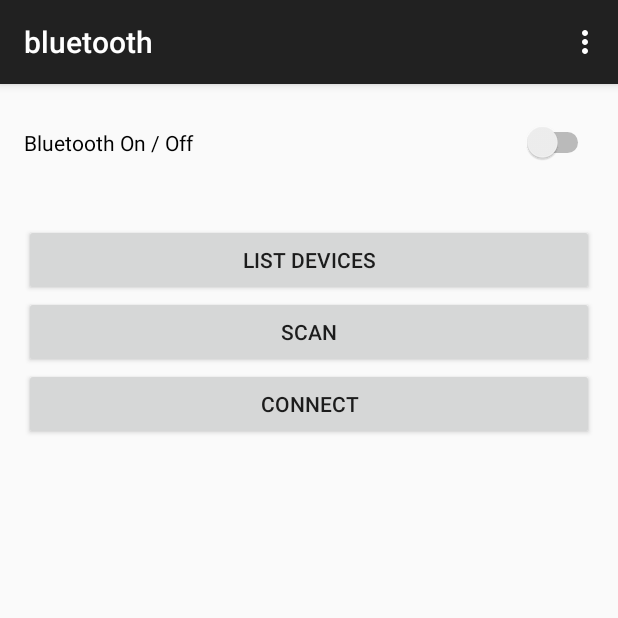
After one commit to maassander/PlantuiApp, an Android app: the bluetooth screen opened directly, with no data from a screen before it, on a phone screen of 412 x 824 dp, the top half of it. The commit adds this screen. Run offline under Robolectric (Android 15) with nearby library versions, the phone set to English and light mode, and no system bars.

Commit message:
layout bluetooth

```diff
--- a/app/src/main/AndroidManifest.xml
+++ b/app/src/main/AndroidManifest.xml
@@ -16,6 +16,10 @@
                 <category android:name="android.intent.category.LAUNCHER" />
             </intent-filter>
         </activity>
+        <activity
+            android:name=".bluetooth"
+            android:label="@string/title_activity_bluetooth" >
+        </activity>
     </application>
 
 </manifest>
--- /dev/null
+++ b/app/src/main/java/ap/plantuiapp/bluetooth.java
@@ -0,0 +1,39 @@
+package ap.plantuiapp;
+
+import android.support.v7.app.ActionBarActivity;
+import android.os.Bundle;
+import android.view.Menu;
+import android.view.MenuItem;
+
+
+public class bluetooth extends ActionBarActivity {
+
+    @Override
+    protected void onCreate(Bundle savedInstanceState) {
+        super.onCreate(savedInstanceState);
+        setContentView(R.layout.activity_bluetooth);
+    }
+
+
+    @Override
+    public boolean onCreateOptionsMenu(Menu menu) {
+        // Inflate the menu; this adds items to the action bar if it is present.
+        getMenuInflater().inflate(R.menu.menu_bluetooth, menu);
+        return true;
+    }
+
+    @Override
+    public boolean onOptionsItemSelected(MenuItem item) {
+        // Handle action bar item clicks here. The action bar will
+        // automatically handle clicks on the Home/Up button, so long
+        // as you specify a parent activity in AndroidManifest.xml.
+        int id = item.getItemId();
+
+        //noinspection SimplifiableIfStatement
+        if (id == R.id.action_settings) {
+            return true;
+        }
+
+        return super.onOptionsItemSelected(item);
+    }
+}
--- /dev/null
+++ b/app/src/main/res/layout/activity_bluetooth.xml
@@ -0,0 +1,47 @@
+<RelativeLayout xmlns:android="http://schemas.android.com/apk/res/android"
+    xmlns:tools="http://schemas.android.com/tools" android:layout_width="match_parent"
+    android:layout_height="match_parent" android:paddingLeft="@dimen/activity_horizontal_margin"
+    android:paddingRight="@dimen/activity_horizontal_margin"
+    android:paddingTop="@dimen/activity_vertical_margin"
+    android:paddingBottom="@dimen/activity_vertical_margin" tools:context="ap.plantuiapp.bluetooth">
+
+    <TableLayout
+        android:layout_width="fill_parent"
+        android:layout_height="fill_parent">
+
+        <Switch
+            android:layout_width="wrap_content"
+            android:layout_height="46dp"
+            android:text="@string/bluetoothswitch"
+            android:id="@+id/switchBluetooth" />
+
+        <TextView
+            android:layout_width="wrap_content"
+            android:layout_height="31dp"
+            android:id="@+id/StatusBox" />
+
+        <Button
+            android:layout_width="wrap_content"
+            android:layout_height="wrap_content"
+            android:text="@string/list_devices"
+            android:id="@+id/btnListDevices" />
+
+        <Button
+            android:layout_width="wrap_content"
+            android:layout_height="wrap_content"
+            android:text="@string/scan"
+            android:id="@+id/btnScan" />
+
+        <Button
+            android:layout_width="wrap_content"
+            android:layout_height="wrap_content"
+            android:text="@string/connect"
+            android:id="@+id/btnConnect" />
+
+        <ListView
+            android:layout_width="wrap_content"
+            android:layout_height="190dp"
+            android:id="@+id/listView" />
+
+    </TableLayout>
+</RelativeLayout>
--- /dev/null
+++ b/app/src/main/res/menu/menu_bluetooth.xml
@@ -0,0 +1,6 @@
+<menu xmlns:android="http://schemas.android.com/apk/res/android"
+    xmlns:app="http://schemas.android.com/apk/res-auto"
+    xmlns:tools="http://schemas.android.com/tools" tools:context="ap.plantuiapp.bluetooth">
+    <item android:id="@+id/action_settings" android:title="@string/action_settings"
+        android:orderInCategory="100" app:showAsAction="never" />
+</menu>
--- a/app/src/main/res/values/strings.xml
+++ b/app/src/main/res/values/strings.xml
@@ -3,4 +3,9 @@
 
     <string name="hello_world">Hello world!</string>
     <string name="action_settings">Settings</string>
+    <string name="title_activity_bluetooth">bluetooth</string>
+    <string name="list_devices">List Devices</string>
+    <string name="scan">Scan</string>
+    <string name="connect">Connect</string>
+    <string name="bluetoothswitch">Bluetooth On / Off</string>
 </resources>
```
